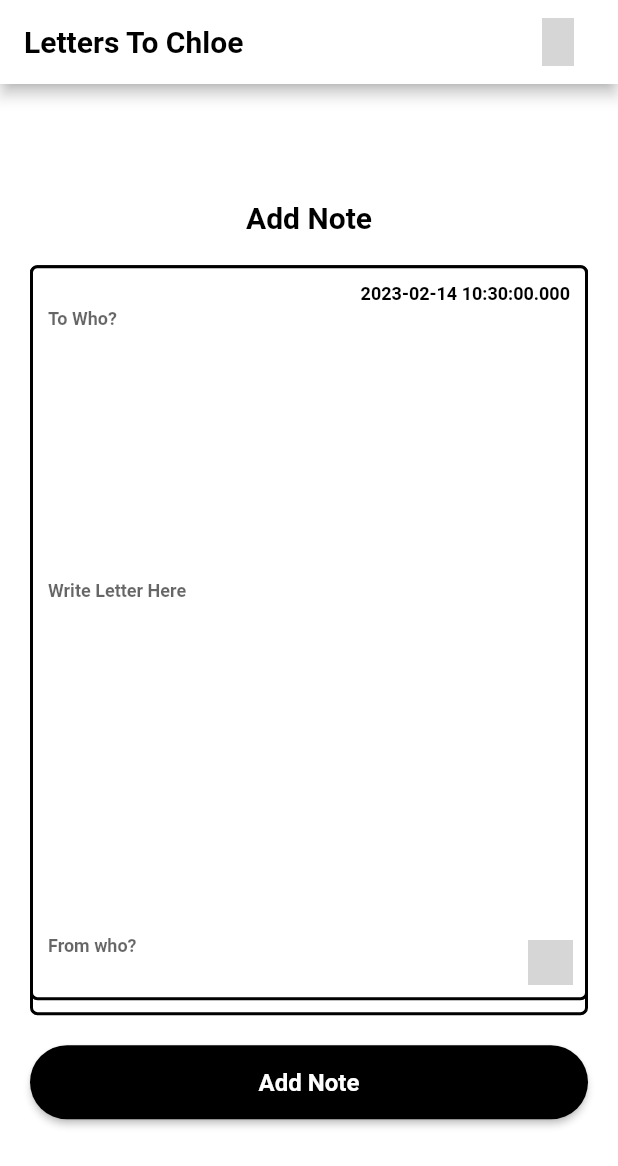
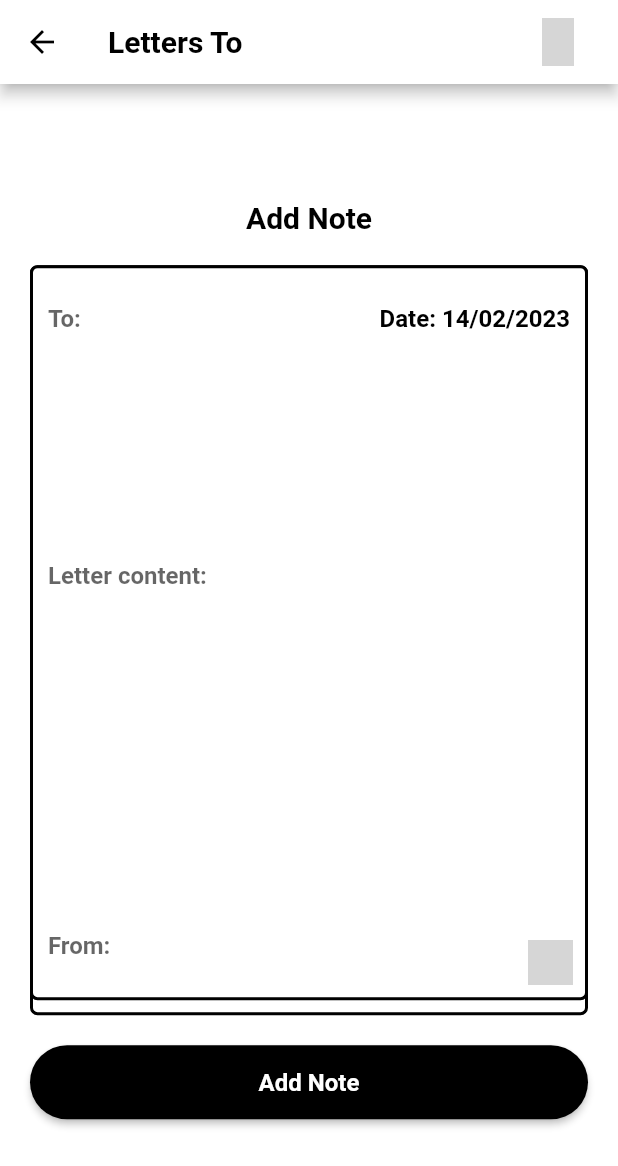
Before and after one commit to sadeelmu/lettre, a Flutter app: the screen it shows after launch, after a tap on "Add Note", on a phone screen of 412 x 824 dp. Shown: the top 1166 px of the screen. Run offline on Flutter 3.47's test engine with Material 2 defaults, Android fonts, the phone set to English and light mode, and no system bars; our stand-ins replace cloud_firestore, firebase_core, flip_card, get_it, google_fonts; accounts and stored records are empty; grey boxes are pictures that could not be loaded.

Commit message:
added functionality to add letter

```diff
--- a/lib/constants/routes_constants.dart
+++ b/lib/constants/routes_constants.dart
@@ -3,4 +3,5 @@ class RoutesConstants {
   static const inboxscreen = "inboxscreen";
   static const letterscreen = "letterscreen";
   static const letterreader = "letterreader";
+  static const addnote = "addnote";
 }
--- a/lib/routes.dart
+++ b/lib/routes.dart
@@ -1,5 +1,6 @@
 import 'package:flutter/material.dart';
 import 'package:lettre/constants/routes_constants.dart';
+import 'package:lettre/screens/add_note/add_note.dart';
 import 'package:lettre/screens/home_screen/home_screen.dart';
 import 'package:lettre/screens/inbox_screen/inbox_screen.dart';
 import 'package:lettre/screens/letter_screen/extract_letter.dart';
@@ -12,4 +13,5 @@ Map<String, WidgetBuilder> routes = {
   RoutesConstants.inboxscreen: (context) => InboxScreen(),
   RoutesConstants.letterscreen: (context) => LetterScreen(),
   RoutesConstants.letterreader: (context) => const ExtractLetterReaderScreen(),
+  RoutesConstants.addnote: (context) => AddNote(),
 };
--- /dev/null
+++ b/lib/screens/add_note/add_note.dart
@@ -0,0 +1,204 @@
+import 'package:cloud_firestore/cloud_firestore.dart';
+import 'package:flutter/material.dart';
+import 'package:flutter/src/widgets/container.dart';
+import 'package:flutter/src/widgets/framework.dart';
+import 'package:google_fonts/google_fonts.dart';
+import 'package:lettre/constants/routes_constants.dart';
+import 'package:lettre/screens/add_note/letter_editor.dart';
+import 'package:lettre/shared_widgets/button.dart';
+import 'package:intl/intl.dart';
+
+import '../../constants/image_constants.dart';
+
+class AddNote extends StatefulWidget {
+  const AddNote({super.key});
+
+  @override
+  State<AddNote> createState() => _AddNoteState();
+}
+
+class _AddNoteState extends State<AddNote> {
+  @override
+  Widget build(BuildContext context) {
+    TextEditingController _toController = TextEditingController();
+    String date = DateFormat('dd/MM/yyyy').format(DateTime.now()).toString();
+    //
+    //if i want to add the time i can format as such
+    //  String date =
+    //  DateFormat('dd/MM/yyyy  HH:mm').format(DateTime.now()).toString();
+    //
+
+    TextEditingController _mainController = TextEditingController();
+    TextEditingController _fromController = TextEditingController();
+    return Scaffold(
+      appBar: AppBar(
+        backgroundColor: Colors.white,
+        leading: IconButton(
+          onPressed: () {
+            Navigator.pop(context);
+          },
+          icon: Icon(
+            Icons.arrow_back,
+            color: Colors.black,
+          ),
+        ),
+        title: Row(
+          mainAxisAlignment: MainAxisAlignment.spaceBetween,
+          children: [
+            Text(
+              "Letters To",
+              style: GoogleFonts.roboto(
+                  color: Colors.black,
+                  fontSize: 20,
+                  fontWeight: FontWeight.bold),
+            ),
+            IconButton(
+              onPressed: () {},
+              icon: Image.asset(
+                ImageConstants.tattoo,
+              ),
+            ),
+          ],
+        ),
+      ),
+      body: Container(
+        color: Colors.white,
+        child: Column(
+          crossAxisAlignment: CrossAxisAlignment.center,
+          mainAxisAlignment: MainAxisAlignment.center,
+          children: [
+            Text(
+              "Add Note",
+              style: GoogleFonts.roboto(
+                  color: Colors.black,
+                  fontSize: 20,
+                  fontWeight: FontWeight.bold),
+            ),
+            Padding(
+              padding: const EdgeInsets.all(20.0),
+              child: Stack(
+                children: [
+                  Container(
+                    height: 500,
+                    width: 550,
+                    decoration: BoxDecoration(
+                      border: Border.all(width: 2.0, color: Colors.black),
+                      borderRadius: BorderRadius.all(Radius.circular(5)),
+                    ),
+                  ),
+                  Container(
+                    height: 490,
+                    width: 480,
+                    decoration: BoxDecoration(
+                      border: Border.all(width: 2.0, color: Colors.black),
+                      borderRadius: BorderRadius.all(Radius.circular(5)),
+                      color: Colors.white,
+                    ),
+                    child: Padding(
+                      padding: const EdgeInsets.all(10.0),
+                      child: Column(
+                        mainAxisAlignment: MainAxisAlignment.spaceBetween,
+                        crossAxisAlignment: CrossAxisAlignment.start,
+                        children: [
+                          Row(
+                            mainAxisAlignment: MainAxisAlignment.spaceBetween,
+                            crossAxisAlignment: CrossAxisAlignment.center,
+                            children: [
+                              Flexible(
+                                child: TextField(
+                                  controller: _toController,
+                                  keyboardType: TextInputType.name,
+                                  decoration: const InputDecoration(
+                                    border: InputBorder.none,
+                                    hintText: 'To:',
+                                  ),
+                                  style: GoogleFonts.roboto(
+                                      color: Colors.black,
+                                      fontSize: 16,
+                                      fontWeight: FontWeight.bold),
+                                ),
+                              ),
+                              Text(
+                                "Date: $date",
+                                style: GoogleFonts.roboto(
+                                    color: Colors.black,
+                                    fontSize: 16,
+                                    fontWeight: FontWeight.bold),
+                              ),
+                            ],
+                          ),
+                          SizedBox(height: 40),
+                          Flexible(
+                            child: TextField(
+                              controller: _mainController,
+                              keyboardType: TextInputType.multiline,
+                              maxLines: 5,
+                              decoration: const InputDecoration(
+                                border: InputBorder.none,
+                                hintText: 'Letter content:',
+                              ),
+                              style: GoogleFonts.roboto(
+                                  color: Colors.black,
+                                  fontSize: 16,
+                                  fontWeight: FontWeight.bold),
+                            ),
+                          ),
+                          SizedBox(height: 40),
+                          Flexible(
+                            child: TextField(
+                              controller: _fromController,
+                              keyboardType: TextInputType.name,
+                              decoration: const InputDecoration(
+                                border: InputBorder.none,
+                                hintText: 'From:',
+                              ),
+                              style: GoogleFonts.roboto(
+                                color: Colors.black,
+                                fontSize: 16,
+                                fontWeight: FontWeight.bold,
+                              ),
+                            ),
+                          ),
+                        ],
+                      ),
+                    ),
+                  ),
+                  Positioned(
+                    right: 10,
+                    bottom: 20,
+                    child: Container(
+                      height: 30,
+                      width: 30,
+                      decoration: BoxDecoration(
+                        image: DecorationImage(
+                          image: AssetImage(ImageConstants.heart),
+                          fit: BoxFit.cover,
+                        ),
+                      ),
+                    ),
+                  ),
+                ],
+              ),
+            ),
+            CustomButton(
+              buttonLabel: "Add Note",
+              buttonCallBack: () async {
+                FirebaseFirestore.instance.collection("Letters").add({
+                  "letter_content": _mainController.text,
+                  "letter_to": _toController.text,
+                  "letter_date": date,
+                  "letter_from": _fromController.text,
+                }).then((value) {
+                  print(value.id);
+                  Navigator.pushNamed(context, RoutesConstants.inboxscreen);
+                }).catchError(
+                    (error) => print("Failed to add new Note due to $error"));
+              },
+              labelColor: Colors.white,
+            ),
+          ],
+        ),
+      ),
+    );
+  }
+}
--- a/lib/screens/letter_screen/letter_editor.dart
+++ b/lib/screens/add_note/letter_editor.dart
@@ -33,7 +33,7 @@ class _NoteEditorState extends State<NoteEditor> {
                   keyboardType: TextInputType.name,
                   decoration: const InputDecoration(
                     border: InputBorder.none,
-                    hintText: 'To Who?',
+                    hintText: 'To who?',
                   ),
                   style: GoogleFonts.roboto(
                       color: Colors.black,
--- a/lib/screens/home_screen/home_screen.dart
+++ b/lib/screens/home_screen/home_screen.dart
@@ -7,7 +7,7 @@ import 'package:lettre/constants/routes_constants.dart';
 import 'package:lettre/core/utils/custom_text_style.dart';
 import 'package:lettre/locator.dart';
 import 'package:lettre/routes.dart';
-import 'package:lettre/screens/letter_screen/letter_editor.dart';
+import 'package:lettre/screens/add_note/letter_editor.dart';
 
 import '../../constants/image_constants.dart';
 import '../../shared_widgets/button.dart';
@@ -29,7 +29,7 @@ class _HomeScreenState extends State<HomeScreen> {
           mainAxisAlignment: MainAxisAlignment.spaceBetween,
           children: [
             Text(
-              "Letters To Chloe",
+              "Letters To",
               style: GoogleFonts.roboto(
                   color: Colors.black,
                   fontSize: 20,
@@ -52,34 +52,36 @@ class _HomeScreenState extends State<HomeScreen> {
           crossAxisAlignment: CrossAxisAlignment.center,
           mainAxisAlignment: MainAxisAlignment.center,
           children: [
-            Text(
-              "Add Note",
-              style: GoogleFonts.roboto(
-                  color: Colors.black,
-                  fontSize: 20,
-                  fontWeight: FontWeight.bold),
-            ),
             Padding(
               padding: const EdgeInsets.all(20.0),
               child: Stack(
                 children: [
                   Container(
-                    height: 500,
-                    width: 550,
+                    height: 360,
+                    width: 450,
                     decoration: BoxDecoration(
                       border: Border.all(width: 2.0, color: Colors.black),
                       borderRadius: BorderRadius.all(Radius.circular(5)),
                     ),
                   ),
                   Container(
-                    height: 490,
-                    width: 480,
+                    height: 350,
+                    width: 440,
                     decoration: BoxDecoration(
                       border: Border.all(width: 2.0, color: Colors.black),
                       borderRadius: BorderRadius.all(Radius.circular(5)),
                       color: Colors.white,
                     ),
-                    child: NoteEditor(),
+                    child: Center(
+                      child: Text(
+                        "Demo App",
+                        textAlign: TextAlign.center,
+                        style: GoogleFonts.roboto(
+                            color: Colors.black,
+                            fontSize: 40,
+                            fontWeight: FontWeight.bold),
+                      ),
+                    ),
                   ),
                   Positioned(
                     right: 10,
@@ -99,8 +101,18 @@ class _HomeScreenState extends State<HomeScreen> {
               ),
             ),
             CustomButton(
+              buttonLabel: "View Notes",
+              buttonCallBack: () {
+                Navigator.pushNamed(context, RoutesConstants.inboxscreen);
+              },
+              labelColor: Colors.white,
+            ),
+            SizedBox(height: 20),
+            CustomButton(
               buttonLabel: "Add Note",
-              buttonCallBack: () {},
+              buttonCallBack: () {
+                Navigator.pushNamed(context, RoutesConstants.addnote);
+              },
               labelColor: Colors.white,
             ),
           ],
--- a/lib/screens/inbox_screen/inbox_screen.dart
+++ b/lib/screens/inbox_screen/inbox_screen.dart
@@ -40,7 +40,7 @@ class _InboxScreenState extends State<InboxScreen> {
           mainAxisAlignment: MainAxisAlignment.spaceBetween,
           children: [
             Text(
-              "Letters To Chloe",
+              "Letters To",
               style: GoogleFonts.roboto(
                   color: Colors.black,
                   fontSize: 20,
--- a/lib/screens/letter_screen/letter_reader.dart
+++ b/lib/screens/letter_screen/letter_reader.dart
@@ -80,7 +80,7 @@ class _LetterReaderScreenState extends State<LetterReaderScreen> {
                       mainAxisAlignment: MainAxisAlignment.spaceBetween,
                       children: [
                         Text(
-                          "to: ${widget.doc["letter_to"]}",
+                          "To: ${widget.doc["letter_to"]}",
                           style: GoogleFonts.roboto(
                             color: Colors.black,
                             fontSize: 20,
@@ -108,7 +108,7 @@ class _LetterReaderScreenState extends State<LetterReaderScreen> {
                     ),
                     SizedBox(height: 40),
                     Text(
-                      "from: ${widget.doc["letter_from"]}",
+                      "From: ${widget.doc["letter_from"]}",
                       style: GoogleFonts.roboto(
                         color: Colors.black,
                         fontSize: 20,
--- a/pubspec.yaml
+++ b/pubspec.yaml
@@ -42,6 +42,7 @@ dependencies:
   firebase_core: ^2.3.0
   cloud_firestore: ^4.1.0
   flip_card: ^0.6.0
+  intl: ^0.18.0
 
 dev_dependencies:
   flutter_test:
```
Also changed, not shown: pubspec.lock.
